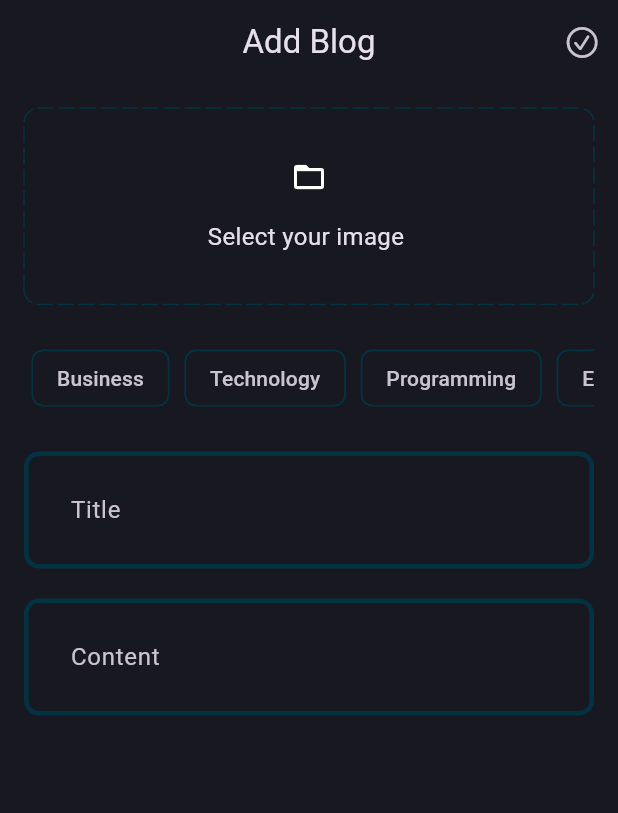
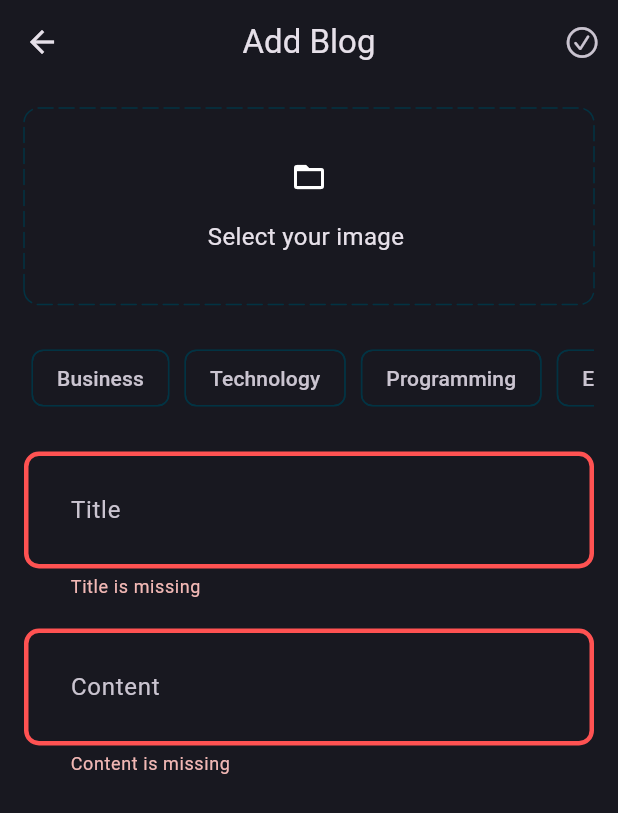
Before and after one commit to AbderraoufBelaiouar/blog_app, a Flutter app: the AddBlogView screen opened directly, after a tap on an icon or button, on a phone screen of 412 x 824 dp. Shown: the top 813 px of the screen. Run offline on Flutter 3.47's test engine with Material 3 defaults, Android fonts, the phone set to English and light mode, and no system bars; drawn by our look-alikes of dotted_border; our stand-ins replace flutter_bloc, fpdart, get_it, image_picker, supabase_flutter; accounts and stored records are empty.

Commit message:
add blog feature part2 logic and done

```diff
--- a/lib/core/theme/app_theme.dart
+++ b/lib/core/theme/app_theme.dart
@@ -19,6 +19,7 @@
       contentPadding: const EdgeInsets.all(27),
       enabledBorder: _border(),
       focusedBorder: _border(AppPallete.gradient1),
+      errorBorder: _border(AppPallete.errorColor),
     ),
   );
 }
--- a/lib/features/auth/presentation/bloc/auth_bloc.dart
+++ b/lib/features/auth/presentation/bloc/auth_bloc.dart
@@ -41,7 +41,6 @@
     );
   }
   void _isUserLoggedIn(event, emit) async {
-    emit(AuthLoading());
     final res = await _currentUser(NoParams());
     res.fold((failure) {
       emit(
@@ -55,7 +54,6 @@
   }
 
   void _onAuthSignUp(event, emit) async {
-    emit(AuthLoading());
     final res = await _userSignUp(UserSignUpParams(
         name: event.name, email: event.email, password: event.password));
     res.fold((failure) {
@@ -70,7 +68,6 @@
   }
 
   void _onAuthSignIn(event, emit) async {
-    emit(AuthLoading());
     final res = await _userSignIn(
         UserSignInParams(email: event.email, password: event.password));
     res.fold((failure) {
--- /dev/null
+++ b/lib/features/blogs/domain/entities/blog.dart
@@ -0,0 +1,42 @@
+class Blog {
+  final String id;
+  final String title;
+  final String content;
+  final String imageUrl;
+  final DateTime updatedAt;
+  final String posterId;
+  final List<String> topics;
+  final String? posterName;
+
+  const Blog(
+      {required this.id,
+      required this.title,
+      required this.content,
+      required this.imageUrl,
+      this.posterName,
+      required this.updatedAt,
+      required this.posterId,
+      required this.topics});
+
+  Blog copyWith({
+    String? id,
+    String? title,
+    String? content,
+    String? imageUrl,
+    DateTime? updatedAt,
+    String? posterId,
+    List<String>? topics,
+    String? posterName,
+  }) {
+    return Blog(
+      posterName: posterName ?? this.posterName,
+      id: id ?? this.id,
+      title: title ?? this.title,
+      content: content ?? this.content,
+      imageUrl: imageUrl ?? this.imageUrl,
+      updatedAt: updatedAt ?? this.updatedAt,
+      posterId: posterId ?? this.posterId,
+      topics: topics ?? this.topics,
+    );
+  }
+}
--- /dev/null
+++ b/lib/features/blogs/domain/repository/blog_repository.dart
@@ -0,0 +1,16 @@
+import 'dart:io';
+
+import 'package:blog_app_revision/core/error/failure.dart';
+import 'package:blog_app_revision/features/blogs/domain/entities/blog.dart';
+import 'package:fpdart/fpdart.dart';
+
+abstract interface class BlogRepository {
+  Future<Either<Failure, Blog>> uploadBlog({
+    required String title,
+    required String content,
+    required String posterId,
+    required List<String> topics,
+    required File image,
+  });
+  Future<Either<Failure, List<Blog>>> getBlogs();
+}
--- /dev/null
+++ b/lib/features/blogs/domain/usecases/get_blogs.dart
@@ -0,0 +1,14 @@
+import 'package:blog_app_revision/core/error/failure.dart';
+import 'package:blog_app_revision/core/usecase/use_case.dart';
+import 'package:blog_app_revision/features/blogs/domain/entities/blog.dart';
+import 'package:blog_app_revision/features/blogs/domain/repository/blog_repository.dart';
+import 'package:fpdart/fpdart.dart';
+
+class GetBlogs implements UseCase<List<Blog>, NoParams> {
+  final BlogRepository blogRepository;
+  GetBlogs(this.blogRepository);
+  @override
+  Future<Either<Failure, List<Blog>>> call(NoParams params) async {
+    return await blogRepository.getBlogs();
+  }
+}
--- /dev/null
+++ b/lib/features/blogs/domain/usecases/upload_blog.dart
@@ -0,0 +1,33 @@
+import 'dart:io';
+
+import 'package:blog_app_revision/core/error/failure.dart';
+import 'package:blog_app_revision/core/usecase/use_case.dart';
+import 'package:blog_app_revision/features/blogs/domain/entities/blog.dart';
+import 'package:blog_app_revision/features/blogs/domain/repository/blog_repository.dart';
+import 'package:fpdart/fpdart.dart';
+
+class UploadBlog implements UseCase<Blog, UploadBlogParams> {
+  final BlogRepository blogRepository;
+  const UploadBlog(this.blogRepository);
+  @override
+  Future<Either<Failure, Blog>> call(UploadBlogParams params) async {
+
+    return await blogRepository.uploadBlog(
+      title: params.title,
+      content: params.content,
+      posterId: params.posterId,
+      topics: params.topics,
+      image: params.image,
+    );
+  }
+}
+
+class UploadBlogParams {
+  final String title;
+  final String content;
+  final String posterId;
+  final List<String> topics;
+  final File image;
+  const UploadBlogParams({
+      required this.title,required this.content,required this.posterId,required this.topics,required this.image});
+}
--- /dev/null
+++ b/lib/features/blogs/presentation/bloc/blog_bloc.dart
@@ -0,0 +1,57 @@
+import 'dart:io';
+import 'package:blog_app_revision/core/usecase/use_case.dart';
+import 'package:blog_app_revision/features/blogs/domain/entities/blog.dart';
+import 'package:blog_app_revision/features/blogs/domain/usecases/get_blogs.dart';
+import 'package:blog_app_revision/features/blogs/domain/usecases/upload_blog.dart';
+import 'package:flutter/material.dart';
+import 'package:flutter_bloc/flutter_bloc.dart';
+
+part 'blog_event.dart';
+part 'blog_state.dart';
+
+class BlogBloc extends Bloc<BlogEvent, BlogState> {
+  final UploadBlog _uploadBlog;
+  final GetBlogs _getBlogs;
+  BlogBloc({required UploadBlog uploadBlog, required GetBlogs getBlogs})
+      :_getBlogs=getBlogs, _uploadBlog=uploadBlog, super(BlogInitial()) {
+    on<BlogEvent>(
+      (event, emit) => emit(
+        BlogLoading(),
+      ),
+    );
+    on<UploadBlogEvent>(_onUploadBlog);
+    on<GetBlogsEvent>(_onFetchBlogs);
+  }
+  void _onFetchBlogs(GetBlogsEvent event, Emitter<BlogState> emit) async {
+    final response = await _getBlogs(NoParams());
+    response.fold(
+      (failure) => emit(
+        BlogFailure(
+          errorMessage: failure.errMessage,
+        ),
+      ),
+      (blogs) => emit(
+        BlogsDisplaySuccess(blogs: blogs),
+      ),
+    );
+  }
+
+  void _onUploadBlog(UploadBlogEvent event, Emitter<BlogState> emit) async {
+    final response = await _uploadBlog(UploadBlogParams(
+      title: event.title,
+      content: event.content,
+      image: event.image,
+      posterId: event.posterId,
+      topics: event.topics,
+    ));
+    response.fold(
+        (failure) => emit(
+              BlogFailure(
+                errorMessage: failure.errMessage,
+              ),
+            ),
+        (blog) => emit(
+              BlogUploadSuccess(blog: blog),
+            ));
+  }
+}
--- /dev/null
+++ b/lib/features/blogs/presentation/bloc/blog_event.dart
@@ -0,0 +1,21 @@
+part of 'blog_bloc.dart';
+
+@immutable
+sealed class BlogEvent {}
+
+class UploadBlogEvent extends BlogEvent {
+  final String title;
+  final String content;
+  final String posterId;
+  final List<String> topics;
+  final File image;
+  UploadBlogEvent({
+    required this.title,
+    required this.content,
+    required this.posterId,
+    required this.topics,
+    required this.image,
+  });
+}
+
+class GetBlogsEvent extends BlogEvent {}
--- /dev/null
+++ b/lib/features/blogs/presentation/bloc/blog_state.dart
@@ -0,0 +1,22 @@
+part of 'blog_bloc.dart';
+
+@immutable
+sealed class BlogState {}
+
+final class BlogInitial extends BlogState {}
+
+final class BlogLoading extends BlogState {}
+
+final class BlogFailure extends BlogState {
+  final String errorMessage;
+  BlogFailure({required this.errorMessage});
+}
+
+final class BlogUploadSuccess extends BlogState {
+  final Blog blog;
+  BlogUploadSuccess({required this.blog});
+}
+final class BlogsDisplaySuccess extends BlogState {
+  final List<Blog> blogs;
+  BlogsDisplaySuccess({required this.blogs});
+}
--- a/lib/features/blogs/presentation/views/add_blog_view.dart
+++ b/lib/features/blogs/presentation/views/add_blog_view.dart
@@ -1,14 +1,18 @@
-import 'dart:developer';
 import 'dart:io';
 
+import 'package:blog_app_revision/core/common/cubits/app_user/app_user_cubit.dart';
+import 'package:blog_app_revision/core/common/widgets/loader.dart';
 import 'package:blog_app_revision/core/theme/app_pallete.dart';
 import 'package:blog_app_revision/core/utils/pick_image.dart';
+import 'package:blog_app_revision/core/utils/snack_bar.dart';
+import 'package:blog_app_revision/features/blogs/presentation/bloc/blog_bloc.dart';
 import 'package:blog_app_revision/features/blogs/presentation/widgets/blog_editor.dart';
 import 'package:blog_app_revision/features/blogs/presentation/widgets/categories_list.dart';
 import 'package:flutter/cupertino.dart';
 import 'package:flutter/material.dart';
 
 import 'package:dotted_border/dotted_border.dart';
+import 'package:flutter_bloc/flutter_bloc.dart';
 
 class AddBlogView extends StatefulWidget {
   const AddBlogView({super.key});
@@ -18,6 +22,7 @@
 }
 
 class _AddBlogViewState extends State<AddBlogView> {
+  final GlobalKey<FormState> formKey = GlobalKey<FormState>();
   final titleController = TextEditingController();
   final contentController = TextEditingController();
   List<String> selectedTopics = [];
@@ -36,7 +41,6 @@
     return Scaffold(
       appBar: AppBar(
           centerTitle: true,
-          automaticallyImplyLeading: false,
           title: Text(
             'Add Blog',
           ),
@@ -45,11 +49,27 @@
                 icon: Icon(
                   CupertinoIcons.checkmark_circle,
                 ),
-                onPressed: () {}),
+                onPressed: () {
+                  uploadBlog();
+                }),
           ]),
-      body: SingleChildScrollView(
+      body: BlocConsumer<BlogBloc, BlogState>(
+        listener: (context, state) {
+          if (state is BlogUploadSuccess) {
+            Navigator.pop(context);
+          } else if (state is BlogFailure) {
+            showSnackBar(context, state.errorMessage);
+          }
+        },
+        builder: (context, state) {
+          if (state is BlogLoading) {
+            return Loader();
+          }
+          return SingleChildScrollView(
             child: Padding(
               padding: const EdgeInsets.all(16.0),
+              child: Form(
+                key: formKey,
                 child: Column(
                   spacing: 20,
                   children: [
@@ -61,17 +81,15 @@
                               width: double.infinity,
                               child: ClipRRect(
                                 borderRadius: BorderRadius.circular(10),
-
                                 child: Image.file(
                                   imageFile!,
-                            fit: BoxFit.cover,
+                                  fit: BoxFit.fill,
                                 ),
                               ),
                             ),
                           )
                         : GestureDetector(
                             onTap: () {
-                        log('pick image');
                               selectImage();
                             },
                             child: DottedBorder(
@@ -104,11 +122,30 @@
                       controller: titleController,
                       hintText: 'Title',
                     ),
-              BlogEditor(controller: contentController, hintText: 'Content'),
+                    BlogEditor(
+                        controller: contentController, hintText: 'Content'),
                   ],
                 ),
               ),
             ),
           );
+        },
+      ),
+    );
+  }
+
+  void uploadBlog() {
+    if (formKey.currentState!.validate() &&
+        imageFile != null &&
+        selectedTopics.isNotEmpty) {
+      final posterId =
+          (context.read<AppUserCubit>().state as AppUserLoggedIn).user.id;
+      context.read<BlogBloc>().add(UploadBlogEvent(
+          title: titleController.text.trim(),
+          content: contentController.text.trim(),
+          posterId: posterId,
+          topics: selectedTopics,
+          image: imageFile!));
     }
   }
+}
--- a/lib/features/blogs/presentation/widgets/blog_editor.dart
+++ b/lib/features/blogs/presentation/widgets/blog_editor.dart
@@ -1,7 +1,8 @@
 import 'package:flutter/material.dart';
 
 class BlogEditor extends StatelessWidget {
-  const BlogEditor({super.key, required this.hintText, required this.controller});
+  const BlogEditor(
+      {super.key, required this.hintText, required this.controller});
   final String hintText;
   final TextEditingController controller;
   @override
@@ -12,6 +13,12 @@
         hintText: hintText,
       ),
       maxLines: null,
+      validator: (value) {
+        if (value!.isEmpty) {
+          return '$hintText is missing';
+        }
+        return null;
+      },
     );
   }
 }
--- a/lib/main.dart
+++ b/lib/main.dart
@@ -2,6 +2,7 @@
 import 'package:blog_app_revision/core/theme/app_theme.dart';
 import 'package:blog_app_revision/features/auth/presentation/bloc/auth_bloc.dart';
 import 'package:blog_app_revision/features/auth/presentation/views/sign_in_view.dart';
+import 'package:blog_app_revision/features/blogs/presentation/bloc/blog_bloc.dart';
 import 'package:blog_app_revision/features/blogs/presentation/views/bolgs_view.dart';
 import 'package:blog_app_revision/init_dependencies.dart';
 import 'package:flutter/material.dart';
@@ -15,6 +16,9 @@
     providers: [
       BlocProvider(
         create: (context) => serviceLocator<AuthBloc>(),
+      ),
+      BlocProvider(
+        create: (context) => serviceLocator<BlogBloc>(),
       ),
       BlocProvider(
         create: (context) => serviceLocator<AppUserCubit>(),
--- a/pubspec.yaml
+++ b/pubspec.yaml
@@ -37,6 +37,7 @@
   get_it: ^8.0.3
   image_picker: ^1.1.2
   supabase_flutter: ^2.8.3
+  uuid: ^4.5.1
 
 dev_dependencies:
   flutter_lints: ^5.0.0
```
Also changed, not shown: lib/features/blogs/data/datasources/blog_remote_data_source.dart (added, +61 -0 lines), lib/features/blogs/data/models/blog_model.dart (added, +63 -0 lines), lib/features/blogs/data/repository/blog_repository_implementation.dart (added, +51 -0 lines), lib/features/blogs/presentation/views/bolgs_view.dart (+40 -5 lines), lib/init_dependencies.dart (+39 -3 lines), pubspec.lock. Lines whose indentation alone changed are shown as unchanged.
